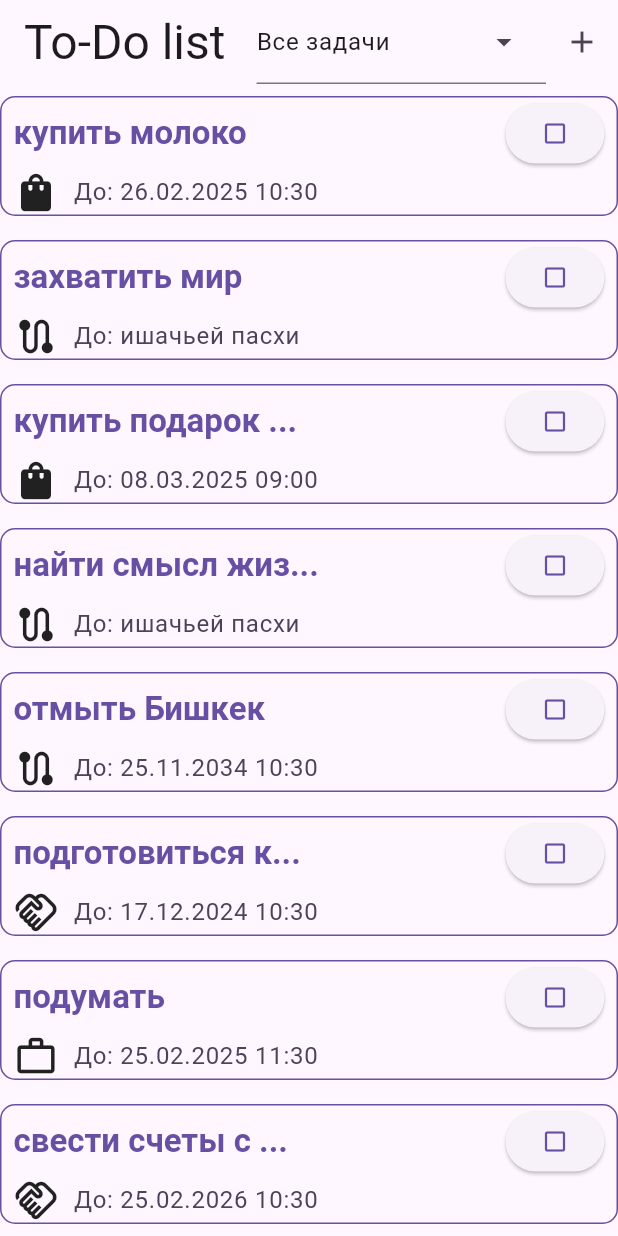
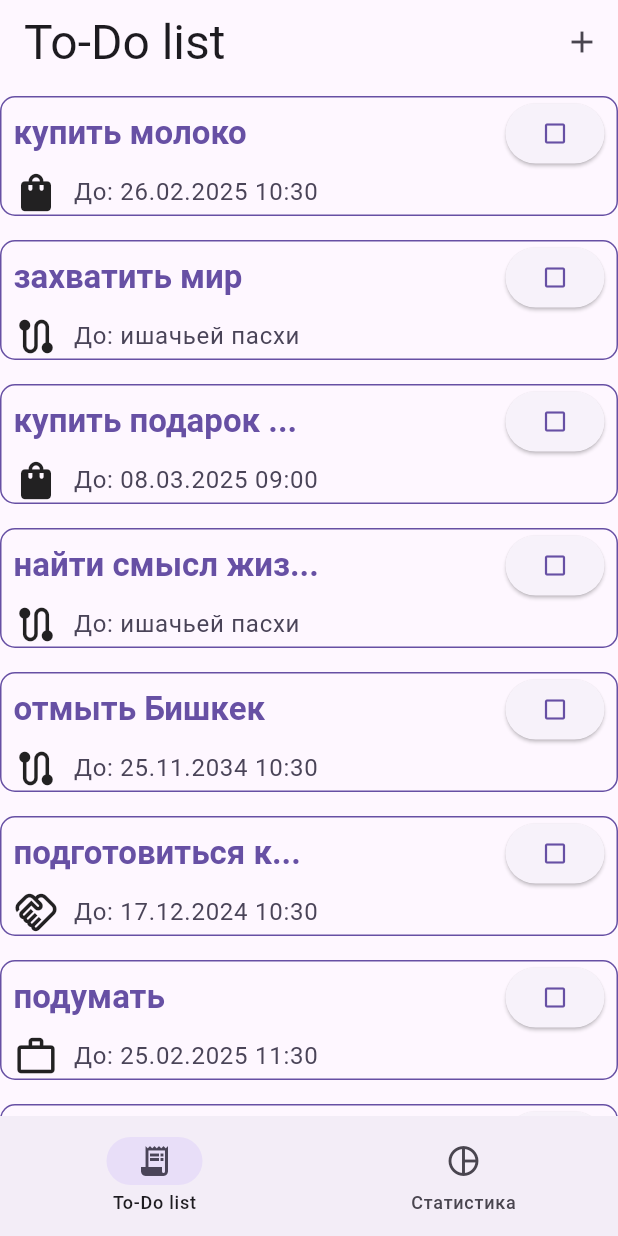
Before and after one commit to DonErnest/todo_list, a Flutter app: the screen it shows after launch, on a phone screen of 412 x 824 dp. Run offline on Flutter 3.47's test engine with Material 3 defaults, Android fonts, the phone set to English and light mode, and no system bars; drawn by our look-alikes of flutter_slidable; our stand-ins replace fl_chart.

Commit message:
Added model to keep screen config, updated dependencies for the whole project, added navigation panel

```diff
--- /dev/null
+++ b/lib/models/destination.dart
@@ -0,0 +1,19 @@
+import 'package:flutter/material.dart';
+
+class Destination {
+  final Widget screenTitle;
+  final String navLabel;
+  final IconData icon;
+  final IconData? selectedIcon;
+  final List<Widget>? appBarActions;
+  final Widget screen;
+
+  Destination({
+    required this.screenTitle,
+    required this.navLabel,
+    required this.icon,
+    this.selectedIcon,
+    this.appBarActions,
+    required this.screen,
+  });
+}
--- /dev/null
+++ b/lib/screens/tasks_statistics.dart
@@ -0,0 +1,20 @@
+import 'package:flutter/material.dart';
+import 'package:fl_chart/fl_chart.dart'
+
+
+class TasksStatisticsScreen extends StatelessWidget {
+  const TasksStatisticsScreen({super.key});
+
+  @override
+  Widget build(BuildContext context) {
+    return Center(
+      child: SizedBox(
+
+        height: 200,
+
+        child: Text('Chart'),
+
+      ),
+    );
+  }
+}
--- a/lib/todo.dart
+++ b/lib/todo.dart
@@ -1,8 +1,10 @@
 import 'package:flutter/material.dart';
 import 'package:todo_list/screens/task_form.dart';
 import 'package:todo_list/screens/tasks.dart';
+import 'package:todo_list/screens/tasks_statistics.dart';
 
 import 'data.dart';
+import 'models/destination.dart';
 
 class TodoList extends StatefulWidget {
   const TodoList({super.key});
@@ -14,6 +16,7 @@ class TodoList extends StatefulWidget {
 class _TodoListState extends State<TodoList> {
   var userTasks = tasks;
   final dropDownFilterController = TextEditingController();
+  int currentScreenIndex = 0;
 
   void filterTasks(int? categoryId) {
     setState(
@@ -84,8 +87,52 @@ class _TodoListState extends State<TodoList> {
     );
   }
 
+  void updateCurrentPageIndex(int newIndex) {
+    setState(() {
+      currentScreenIndex = newIndex;
+    });
+  }
+
+  List<Destination> get destinations {
+    return [
+      Destination(
+        screenTitle: Text(
+          'To-Do list',
+          style: Theme.of(context).textTheme.headlineLarge,
+        ),
+        navLabel: 'To-Do list',
+        icon: Icons.receipt_long_outlined,
+        selectedIcon: Icons.receipt_long,
+        appBarActions: [
+          IconButton(
+            onPressed: openAddTaskSheet,
+            icon: Icon(Icons.add),
+          ),
+        ],
+        screen: TaskListScreen(
+          tasks: userTasks,
+          onCancel: cancelTask,
+          onEdit: openEditTaskSheet,
+          onComplete: completeTask,
+        ),
+      ),
+      Destination(
+        screenTitle: Text(
+          'Статистика',
+          style: Theme.of(context).textTheme.headlineLarge,
+        ),
+        navLabel: 'Статистика',
+        icon: Icons.pie_chart_outline,
+        selectedIcon: Icons.pie_chart,
+        screen: TasksStatisticsScreen(),
+      ),
+    ];
+  }
+
   @override
   Widget build(BuildContext context) {
+    final destination = destinations[currentScreenIndex];
+
     userTasks.sort((a, b) {
       if (a.deadLine != null && b.deadLine == null) {
         return -1;
@@ -94,37 +141,21 @@ class _TodoListState extends State<TodoList> {
     });
     final theme = Theme.of(context);
     return Scaffold(
-      body: TaskListScreen(
-        tasks: userTasks,
-        onComplete: completeTask,
-        onCancel: cancelTask,
-        onEdit: openEditTaskSheet,
+      bottomNavigationBar: NavigationBar(
+        selectedIndex: currentScreenIndex,
+        onDestinationSelected: updateCurrentPageIndex,
+        destinations: destinations
+            .map((destination) => NavigationDestination(
+                  icon: Icon(destination.icon),
+                  selectedIcon: Icon(destination.selectedIcon),
+                  label: destination.navLabel,
+                ))
+            .toList(),
       ),
+      body: destination.screen,
       appBar: AppBar(
-        title: Text(
-          "To-Do list",
-          style: Theme.of(context).textTheme.headlineLarge,
-        ),
-        actions: [
-          DropdownMenu<int>(
-            controller: dropDownFilterController,
-            inputDecorationTheme: theme.inputDecorationTheme,
-            initialSelection: 0,
-            dropdownMenuEntries: [
-                  const DropdownMenuEntry(value: 0, label: "Все задачи")
-                ] +
-                categories
-                    .map<DropdownMenuEntry<int>>((category) =>
-                        DropdownMenuEntry(
-                            value: category.id, label: category.name))
-                    .toList(),
-            onSelected: filterTasks,
-          ),
-          IconButton(
-            onPressed: openAddTaskSheet,
-            icon: const Icon(Icons.add),
-          )
-        ],
+        title: destination.screenTitle,
+        actions: destination.appBarActions,
       ),
     );
   }
--- a/pubspec.yaml
+++ b/pubspec.yaml
@@ -48,7 +48,7 @@ dev_dependencies:
   # activated in the `analysis_options.yaml` file located at the root of your
   # package. See that file for information about deactivating specific lint
   # rules and activating additional ones.
-  flutter_lints: ^4.0.0
+  flutter_lints: ^5.0.0
 
 # For information on the generic Dart part of this file, see the
 # following page: https://dart.dev/tools/pub/pubspec
```
Also changed, not shown: pubspec.lock.
